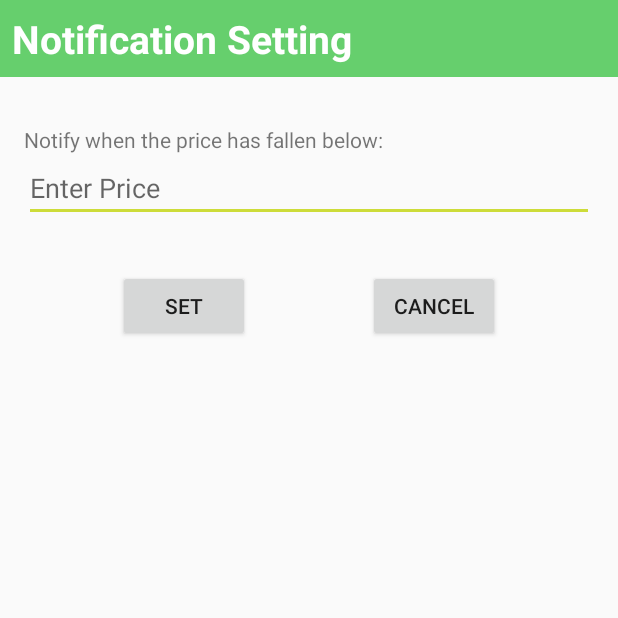
After one commit to hojoung97/Crypto-Board-App, an Android app: the NotificationActivity screen opened directly, with no data from a screen before it, on a phone screen of 412 x 824 dp, the top half of it. The commit adds this screen. Run offline under Robolectric (Android 15) with nearby library versions, the phone set to English and light mode, and no system bars.

Commit message:
Add notification setting activity

```diff
--- a/app/build.gradle
+++ b/app/build.gradle
@@ -32,6 +32,10 @@ dependencies {
     testImplementation 'junit:junit:4.12'
     androidTestImplementation 'androidx.test.ext:junit:1.1.1'
     androidTestImplementation 'androidx.test.espresso:espresso-core:3.2.0'
+
+    def lifecycle_version = "2.2.0"
+    // ViewModel
+    implementation "androidx.lifecycle:lifecycle-viewmodel:$lifecycle_version"
 }
 
 repositories {
--- a/app/src/main/AndroidManifest.xml
+++ b/app/src/main/AndroidManifest.xml
@@ -11,6 +11,7 @@
         android:roundIcon="@mipmap/ic_launcher_round"
         android:supportsRtl="true"
         android:theme="@style/AppTheme">
+        <activity android:name=".NotificationActivity"></activity>
         <activity
             android:name=".SplashActivity"
             android:theme="@style/SplashTheme">
--- /dev/null
+++ b/app/src/main/java/com/example/ilovezappos/NotificationActivity.java
@@ -0,0 +1,50 @@
+package com.example.ilovezappos;
+
+import androidx.appcompat.app.AppCompatActivity;
+
+import android.app.Activity;
+import android.content.Intent;
+import android.os.Bundle;
+import android.view.View;
+import android.widget.Button;
+import android.widget.EditText;
+
+public class NotificationActivity extends AppCompatActivity {
+
+    // activity components
+    private EditText settingEnterText;
+    private Button setButton;
+    private Button cancelButton;
+
+    @Override
+    protected void onCreate(Bundle savedInstanceState) {
+        super.onCreate(savedInstanceState);
+        setContentView(R.layout.activity_notification);
+
+        // get the componenets
+        settingEnterText = findViewById(R.id.notification_editText);
+        setButton = findViewById(R.id.notification_set_button);
+        cancelButton = findViewById(R.id.notification_cancel_button);
+
+        setButton.setOnClickListener(new View.OnClickListener() {
+            @Override
+            public void onClick(View v) {
+                String newSetting = settingEnterText.getText().toString();
+
+                Intent returnToMain = new Intent();
+                returnToMain.putExtra("setting", newSetting);
+                setResult(Activity.RESULT_OK, returnToMain);
+                finish();
+            }
+        });
+
+        cancelButton.setOnClickListener(new View.OnClickListener() {
+            @Override
+            public void onClick(View v) {
+                Intent returnToMain = new Intent();
+                setResult(Activity.RESULT_CANCELED, returnToMain);
+                finish();
+            }
+        });
+    }
+}
--- /dev/null
+++ b/app/src/main/res/layout/activity_notification.xml
@@ -0,0 +1,72 @@
+<?xml version="1.0" encoding="utf-8"?>
+<androidx.constraintlayout.widget.ConstraintLayout xmlns:android="http://schemas.android.com/apk/res/android"
+    xmlns:app="http://schemas.android.com/apk/res-auto"
+    xmlns:tools="http://schemas.android.com/tools"
+    android:layout_width="match_parent"
+    android:layout_height="match_parent"
+    tools:context=".NotificationActivity">
+
+    <TextView
+        android:id="@+id/notification_setting_title"
+        android:layout_width="match_parent"
+        android:layout_height="wrap_content"
+        android:background="@color/colorPrimary"
+        android:padding="8dp"
+        android:text="Notification Setting"
+        android:textColor="@android:color/white"
+        android:textSize="26sp"
+        android:textStyle="bold"
+        app:layout_constraintEnd_toEndOf="parent"
+        app:layout_constraintStart_toStartOf="parent"
+        app:layout_constraintTop_toTopOf="parent" />
+
+    <TextView
+        android:id="@+id/notification_description"
+        android:layout_width="match_parent"
+        android:layout_height="wrap_content"
+        android:layout_marginStart="16dp"
+        android:layout_marginTop="32dp"
+        android:layout_marginEnd="16dp"
+        android:text="Notify when the price has fallen below: "
+        app:layout_constraintBottom_toTopOf="@id/notification_editText"
+        app:layout_constraintEnd_toEndOf="parent"
+        app:layout_constraintStart_toStartOf="parent"
+        app:layout_constraintTop_toBottomOf="@+id/notification_setting_title" />
+
+    <EditText
+        android:id="@+id/notification_editText"
+        android:layout_width="match_parent"
+        android:layout_height="wrap_content"
+        android:layout_marginStart="16dp"
+        android:layout_marginEnd="16dp"
+        android:layout_marginBottom="16dp"
+        android:ems="10"
+        android:hint="Enter Price"
+        android:inputType="textPersonName"
+        app:layout_constraintBottom_toTopOf="@+id/notification_set_button"
+        app:layout_constraintEnd_toEndOf="parent"
+        app:layout_constraintStart_toStartOf="parent"
+        app:layout_constraintTop_toBottomOf="@id/notification_description" />
+
+    <Button
+        android:id="@+id/notification_set_button"
+        android:layout_width="wrap_content"
+        android:layout_height="wrap_content"
+        android:layout_marginTop="32dp"
+        android:text="Set"
+        app:layout_constraintEnd_toStartOf="@+id/notification_cancel_button"
+        app:layout_constraintHorizontal_bias="0.5"
+        app:layout_constraintStart_toStartOf="parent"
+        app:layout_constraintTop_toBottomOf="@+id/notification_editText" />
+
+    <Button
+        android:id="@+id/notification_cancel_button"
+        android:layout_width="wrap_content"
+        android:layout_height="wrap_content"
+        android:layout_marginTop="32dp"
+        android:text="Cancel"
+        app:layout_constraintEnd_toEndOf="parent"
+        app:layout_constraintHorizontal_bias="0.5"
+        app:layout_constraintStart_toEndOf="@+id/notification_set_button"
+        app:layout_constraintTop_toBottomOf="@+id/notification_editText" />
+</androidx.constraintlayout.widget.ConstraintLayout>
--- a/app/src/main/res/layout/fragment_home.xml
+++ b/app/src/main/res/layout/fragment_home.xml
@@ -257,7 +257,7 @@
                 android:id="@+id/notification_value"
                 android:layout_width="wrap_content"
                 android:layout_height="wrap_content"
-                android:text="$ "
+                android:text="No Setting"
                 android:textSize="24sp"
                 android:textStyle="bold"/>
 
--- a/app/src/main/res/menu/bot_navigation.xml
+++ b/app/src/main/res/menu/bot_navigation.xml
@@ -2,19 +2,16 @@
 <menu xmlns:android="http://schemas.android.com/apk/res/android">
     <item
         android:id="@+id/transaction_nav_icon"
-        android:enabled="true"
         android:icon="@drawable/ic_transaction"
         android:title="Transactions" />
 
     <item
         android:id="@+id/home_nav_icon"
-        android:enabled="true"
         android:icon="@drawable/ic_home"
         android:title="Home" />
 
     <item
         android:id="@+id/orderbook_nav_icon"
-        android:enabled="true"
         android:icon="@drawable/ic_orderbook"
         android:title="Order Book" />
 
```
Also changed, not shown: app/src/main/java/com/example/ilovezappos/FragmentViewModel.java (added, +26 -0 lines), app/src/main/java/com/example/ilovezappos/HomeFragment.java (+47 -1 lines), app/src/main/java/com/example/ilovezappos/MainActivity.java (+11 -10 lines).
